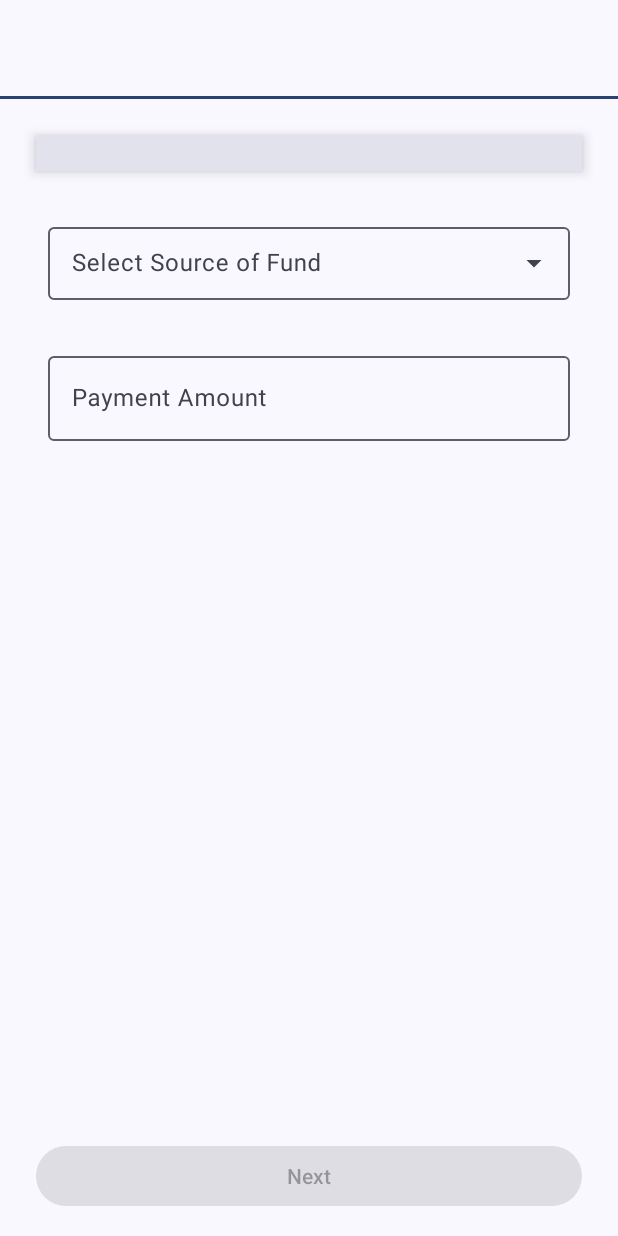
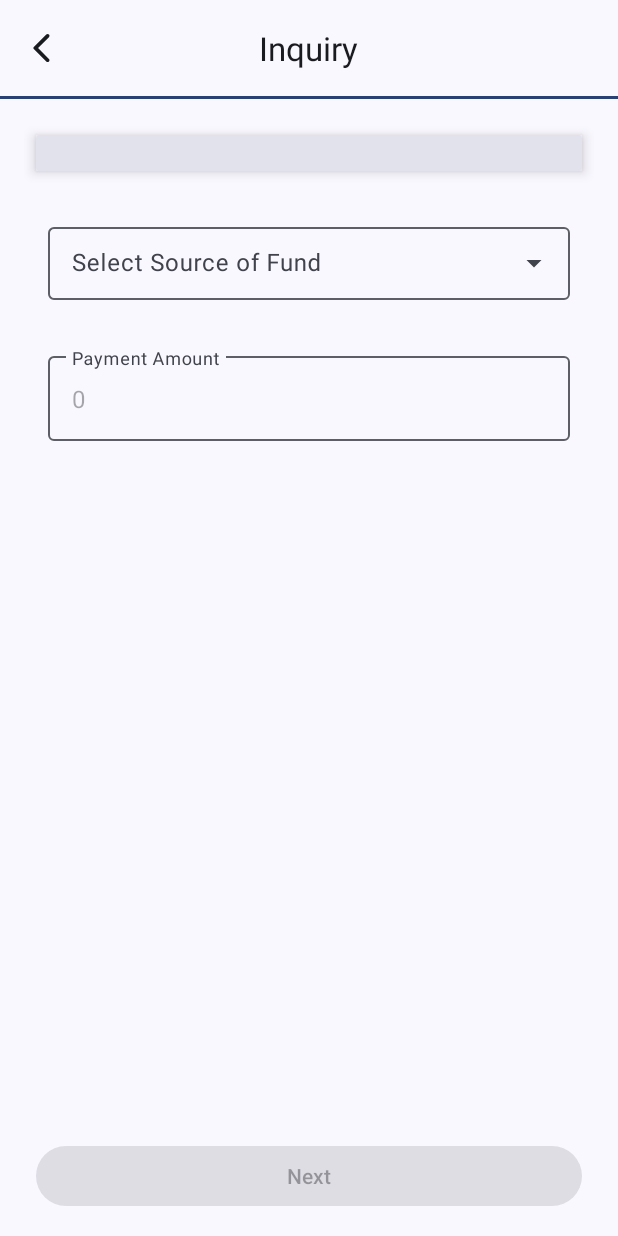
Before and after one commit to bayuds9/bni_assessment, an Android app: the InquiryActivity screen opened directly, with no data from a screen before it, on a phone screen of 412 x 824 dp. Run offline under Robolectric (Android 15) with nearby library versions, the phone set to English and light mode, and no system bars; our stand-ins replace Room's generated code.

Commit message:
enhance transaction

```diff
--- a/QrPaymentApp/app/src/main/AndroidManifest.xml
+++ b/QrPaymentApp/app/src/main/AndroidManifest.xml
@@ -29,9 +29,6 @@
             </intent-filter>
         </activity>
         <activity android:name=".presentation.screens.transaction.inquiry.InquiryActivity"
-            android:launchMode="singleTask"
-            android:exported="true"/>
-        <activity android:name=".presentation.screens.transaction.confirm.ConfirmActivity"
             android:exported="true"/>
         <activity android:name=".presentation.screens.transaction.receipt.ReceiptActivity"
             android:exported="true"/>
--- a/QrPaymentApp/app/src/main/java/id/flowerencee/qrpaymentapp/dependency/AppModule.kt
+++ b/QrPaymentApp/app/src/main/java/id/flowerencee/qrpaymentapp/dependency/AppModule.kt
@@ -22,6 +22,7 @@ import id.flowerencee.qrpaymentapp.domain.usecase.useraccount.UpdateAccountUseCa
 import id.flowerencee.qrpaymentapp.presentation.screens.main.dashboard.DashboardViewModel
 import id.flowerencee.qrpaymentapp.presentation.screens.main.scanner.ScannerViewModel
 import id.flowerencee.qrpaymentapp.presentation.screens.transaction.inquiry.InquiryViewModel
+import id.flowerencee.qrpaymentapp.presentation.screens.transaction.receipt.ReceiptViewModel
 import org.koin.android.ext.koin.androidContext
 import org.koin.androidx.viewmodel.dsl.viewModel
 import org.koin.dsl.module
@@ -125,7 +126,8 @@ val transactionUseCaseModule = module {
 val viewModelModule = module {
     viewModel { DashboardViewModel(get(), get()) }
     viewModel { ScannerViewModel() }
-    viewModel { InquiryViewModel(get(), get(), get(), get()) }
+    viewModel { InquiryViewModel(get(), get(), get()) }
+    viewModel { ReceiptViewModel(get(), get()) }
     /*viewModel { PaymentViewModel(get(), get()) }
     viewModel { MainViewModel() }
     viewModel { TransactionViewModel() }*/
--- a/QrPaymentApp/app/src/main/java/id/flowerencee/qrpaymentapp/presentation/screens/transaction/confirm/ConfirmActivity.kt
+++ /dev/null
@@ -1,6 +0,0 @@
-package id.flowerencee.qrpaymentapp.presentation.screens.transaction.confirm
-
-import id.flowerencee.qrpaymentapp.presentation.shared.support.BaseActivity
-
-class ConfirmActivity : BaseActivity() {
-}
--- a/QrPaymentApp/app/src/main/java/id/flowerencee/qrpaymentapp/presentation/screens/transaction/inquiry/InquiryViewModel.kt
+++ b/QrPaymentApp/app/src/main/java/id/flowerencee/qrpaymentapp/presentation/screens/transaction/inquiry/InquiryViewModel.kt
@@ -9,11 +9,11 @@ import androidx.lifecycle.viewModelScope
 import id.flowerencee.qrpaymentapp.data.entity.Transaction
 import id.flowerencee.qrpaymentapp.data.entity.UserAccount
 import id.flowerencee.qrpaymentapp.domain.usecase.transaction.AddTransactionUseCase
-import id.flowerencee.qrpaymentapp.domain.usecase.transaction.GetDetailTransactionUseCase
 import id.flowerencee.qrpaymentapp.domain.usecase.useraccount.GetAccountUseCase
 import id.flowerencee.qrpaymentapp.domain.usecase.useraccount.GetAllAccountUseCase
 import id.flowerencee.qrpaymentapp.presentation.shared.extension.reformatCurrency
 import id.flowerencee.qrpaymentapp.presentation.shared.`object`.TextLabel
+import id.flowerencee.qrpaymentapp.presentation.shared.support.DeLog
 import kotlinx.coroutines.Dispatchers
 import kotlinx.coroutines.launch
 import kotlinx.coroutines.withContext
@@ -21,15 +21,14 @@ import kotlinx.coroutines.withContext
 class InquiryViewModel(
     private val addTransactionUseCase: AddTransactionUseCase,
     private val getAccountUseCase: GetAccountUseCase,
-    private val getAllAccountUseCase: GetAllAccountUseCase,
-    private val getDetailTransactionUseCase: GetDetailTransactionUseCase
+    private val getAllAccountUseCase: GetAllAccountUseCase
 ) : ViewModel() {
-
-    private var _status = MutableLiveData<Boolean>()
-    val status: LiveData<Boolean> get() = _status
 
     private var _inquiryData = MutableLiveData<ArrayList<TextLabel>>()
     val inquiryData: LiveData<ArrayList<TextLabel>> get() = _inquiryData
+
+    private var _transactionId = MutableLiveData<Int>()
+    val transactionId: LiveData<Int> get() = _transactionId
 
     private var qrMetaData = ""
     private var accountData = UserAccount()
@@ -39,7 +38,19 @@ class InquiryViewModel(
     fun setQrData(qrData: String) {
         qrMetaData = qrData
         generateTransactionData()
+        qrMetaData.split(".").last().let {
+            try {
+                val origin = it.replace("[^0-9]".toRegex(), "")
+                amountValue = origin.toDouble()
+            } catch (e: NumberFormatException) {
+                e.printStackTrace()
+            } catch (e: Exception) {
+                e.printStackTrace()
+            }
+        }
     }
+
+    fun getBillerAmount() = amountValue.reformatCurrency()
 
     fun getSof() = liveData {
         getAllAccountUseCase.execute().collect() {
@@ -61,15 +72,13 @@ class InquiryViewModel(
     private fun generateTransactionData() {
         val list = ArrayList<TextLabel>()
         if (qrMetaData.isNotEmpty()) {
-            qrMetaData.split(".").forEachIndexed { index, rawValue ->
+            qrMetaData.split(".").forEachIndexed { index, value ->
                 val label = when (index) {
                     0 -> "Source of Bank"
                     1 -> "Transaction Number"
                     2 -> "Merchant Name"
-                    3 -> "Bill Amount"
                     else -> ""
                 }
-                val value = if (index == 3 && rawValue.isDigitsOnly()) rawValue.toDouble().reformatCurrency("Rp") else rawValue
                 if (label.isNotEmpty()) list.add(TextLabel(index, label, value))
             }
         }
@@ -94,25 +103,14 @@ class InquiryViewModel(
 
     fun executeTransaction() = viewModelScope.launch(Dispatchers.IO) {
         val transaction = Transaction(
+            transactionName = "Transaction Qr",
             transactionAmount = amountValue,
             transactionSource = accountData.id,
             transactionDestination = qrMetaData
         )
         val rowId = addTransactionUseCase.execute(transaction)
         withContext(Dispatchers.Main) {
-            _status.value = rowId > 0
-            generateReceipt(rowId.toInt())
-        }
-    }
-
-    private fun generateReceipt(rowId: Int) = viewModelScope.launch(Dispatchers.IO) {
-        getDetailTransactionUseCase.execute(rowId)?.let {
-            withContext(Dispatchers.Main){
-                qrMetaData = it.transactionDestination ?: ""
-                if (it.transactionAmount != null) amountValue = it.transactionAmount!!
-                if (it.transactionDestination != null && it.transactionDestination?.isDigitsOnly() == true) setSofData(it.transactionDestination!!.toInt())
-
-            }
+            _transactionId.value = rowId.toInt()
         }
     }
 
--- a/QrPaymentApp/app/src/main/java/id/flowerencee/qrpaymentapp/presentation/shared/custom/InputView.kt
+++ b/QrPaymentApp/app/src/main/java/id/flowerencee/qrpaymentapp/presentation/shared/custom/InputView.kt
@@ -42,7 +42,7 @@ class InputView : ConstraintLayout {
         init(context, attributeSet)
     }
 
-    enum class TYPE { TEXT, CURRENCY, DROPDOWN }
+    enum class TYPE { TEXT, CURRENCY, DROPDOWN, NUMBER }
     private var inputType = TYPE.TEXT
     private var currentCurrency = ""
     private var activity : Activity? = null
@@ -121,7 +121,10 @@ class InputView : ConstraintLayout {
             }
             TYPE.CURRENCY -> {
                 binding.etInput.inputType = InputType.TYPE_CLASS_NUMBER
+                binding.etInput.setText(data.toString())
+                binding.etInput.isEnabled = false
             }
+            TYPE.NUMBER -> binding.etInput.inputType = InputType.TYPE_CLASS_NUMBER
             TYPE.DROPDOWN -> {
                 when(data){
                     is List<*> -> {
@@ -149,6 +152,7 @@ class InputView : ConstraintLayout {
     fun getTextValue() = when(inputType){
         TYPE.CURRENCY -> binding.etInput.text.toString().trim().replace(".", "")
         TYPE.DROPDOWN -> binding.actInput.text.toString()
+        TYPE.NUMBER -> binding.etInput.text.toString().trim().replace("([^0-9.,])+".toRegex(), "")
         else -> binding.etInput.text.toString().trim()
     }
 
--- /dev/null
+++ b/QrPaymentApp/app/src/main/res/drawable/round_arrow_back.xml
@@ -0,0 +1,5 @@
+<vector android:autoMirrored="true" android:height="24dp"
+    android:tint="?attr/colorOnSurface" android:viewportHeight="24"
+    android:viewportWidth="24" android:width="24dp" xmlns:android="http://schemas.android.com/apk/res/android">
+    <path android:fillColor="?attr/colorOnSurface" android:pathData="M16.62,2.99c-0.49,-0.49 -1.28,-0.49 -1.77,0L6.54,11.3c-0.39,0.39 -0.39,1.02 0,1.41l8.31,8.31c0.49,0.49 1.28,0.49 1.77,0s0.49,-1.28 0,-1.77L9.38,12l7.25,-7.25c0.48,-0.48 0.48,-1.28 -0.01,-1.76z"/>
+</vector>
--- a/QrPaymentApp/app/src/main/res/drawable/round_delete_outline.xml
+++ b/QrPaymentApp/app/src/main/res/drawable/round_delete_outline.xml
@@ -1,5 +1,5 @@
-<vector android:height="24dp" android:tint="#000000"
+<vector android:height="24dp" android:tint="?attr/colorOnSurface"
     android:viewportHeight="24" android:viewportWidth="24"
     android:width="24dp" xmlns:android="http://schemas.android.com/apk/res/android">
-    <path android:fillColor="@android:color/white" android:pathData="M6,19c0,1.1 0.9,2 2,2h8c1.1,0 2,-0.9 2,-2L18,9c0,-1.1 -0.9,-2 -2,-2L8,7c-1.1,0 -2,0.9 -2,2v10zM9,9h6c0.55,0 1,0.45 1,1v8c0,0.55 -0.45,1 -1,1L9,19c-0.55,0 -1,-0.45 -1,-1v-8c0,-0.55 0.45,-1 1,-1zM15.5,4l-0.71,-0.71c-0.18,-0.18 -0.44,-0.29 -0.7,-0.29L9.91,3c-0.26,0 -0.52,0.11 -0.7,0.29L8.5,4L6,4c-0.55,0 -1,0.45 -1,1s0.45,1 1,1h12c0.55,0 1,-0.45 1,-1s-0.45,-1 -1,-1h-2.5z"/>
+    <path android:fillColor="?attr/colorOnSurface" android:pathData="M6,19c0,1.1 0.9,2 2,2h8c1.1,0 2,-0.9 2,-2L18,9c0,-1.1 -0.9,-2 -2,-2L8,7c-1.1,0 -2,0.9 -2,2v10zM9,9h6c0.55,0 1,0.45 1,1v8c0,0.55 -0.45,1 -1,1L9,19c-0.55,0 -1,-0.45 -1,-1v-8c0,-0.55 0.45,-1 1,-1zM15.5,4l-0.71,-0.71c-0.18,-0.18 -0.44,-0.29 -0.7,-0.29L9.91,3c-0.26,0 -0.52,0.11 -0.7,0.29L8.5,4L6,4c-0.55,0 -1,0.45 -1,1s0.45,1 1,1h12c0.55,0 1,-0.45 1,-1s-0.45,-1 -1,-1h-2.5z"/>
 </vector>
--- a/QrPaymentApp/app/src/main/res/layout/layout_text_fields.xml
+++ b/QrPaymentApp/app/src/main/res/layout/layout_text_fields.xml
@@ -15,6 +15,32 @@
         app:layout_constraintTop_toTopOf="parent"
         app:layout_constraintStart_toStartOf="parent"
         app:layout_constraintEnd_toEndOf="parent">
+
+        <LinearLayout
+            android:orientation="vertical"
+            android:background="?attr/colorSurfaceVariant"
+            android:layout_width="match_parent"
+            android:layout_height="wrap_content">
+            <TextView
+                android:id="@+id/tvStatus"
+                tools:text="Transaction Success"
+                android:layout_marginTop="8dp"
+                android:visibility="gone"
+                tools:visibility="visible"
+                android:textColor="?attr/colorSecondary"
+                android:textAlignment="center"
+                android:layout_width="match_parent"
+                android:layout_height="wrap_content"/>
+            <TextView
+                android:id="@+id/tvDateTime"
+                tools:text="1239892130"
+                android:visibility="gone"
+                tools:visibility="visible"
+                android:textAlignment="center"
+                android:layout_marginBottom="16dp"
+                android:layout_width="match_parent"
+                android:layout_height="wrap_content"/>
+
             <androidx.recyclerview.widget.RecyclerView
                 android:id="@+id/rvItems"
                 android:paddingBottom="16dp"
@@ -23,9 +49,9 @@
                 tools:itemCount="4"
                 tools:listitem="@layout/item_text_field"
                 android:overScrollMode="never"
-            android:background="?attr/colorSurfaceVariant"
                 android:layout_width="match_parent"
                 android:layout_height="wrap_content"/>
+        </LinearLayout>
 
     </androidx.cardview.widget.CardView>
 
--- a/QrPaymentApp/app/src/main/res/values/strings.xml
+++ b/QrPaymentApp/app/src/main/res/values/strings.xml
@@ -10,8 +10,12 @@
     <string name="menu_cashflow">Cash Flow</string>
     <string name="menu_about">About</string>
     <string name="confirm">Confirm</string>
+    <string name="inquiry">Inquiry</string>
     <string name="confirmation">Confirmation</string>
     <string name="receipt">Receipt</string>
+    <string name="transaction_status">Transaction %s</string>
+    <string name="success">Success</string>
+    <string name="failed">Failed</string>
 
     <string name="attention">Attention!</string>
     <string name="warning">Warning!</string>
@@ -21,9 +25,11 @@
 
     <string name="payment_amount">Payment Amount</string>
     <string name="select_sof">Select Source of Fund</string>
+    <string name="finish_challenge">Finish this challenge to continue</string>
 
     <string name="sure">Sure</string>
     <string name="cancel">Cancel</string>
+    <string name="submit">Submit</string>
     <string name="yes">Yes</string>
     <string name="no">No</string>
     <string name="open_setting">Open Setting</string>
```
Also changed, not shown: QrPaymentApp/app/src/main/java/id/flowerencee/qrpaymentapp/presentation/screens/main/scanner/ScannerFragment.kt (+7 -4 lines), QrPaymentApp/app/src/main/java/id/flowerencee/qrpaymentapp/presentation/screens/transaction/inquiry/InquiryActivity.kt (+33 -22 lines), QrPaymentApp/app/src/main/java/id/flowerencee/qrpaymentapp/presentation/screens/transaction/receipt/ReceiptActivity.kt (+52 -0 lines), QrPaymentApp/app/src/main/java/id/flowerencee/qrpaymentapp/presentation/screens/transaction/receipt/ReceiptViewModel.kt (added, +74 -0 lines), QrPaymentApp/app/src/main/java/id/flowerencee/qrpaymentapp/presentation/shared/custom/SharedDialog.kt (+35 -0 lines), QrPaymentApp/app/src/main/java/id/flowerencee/qrpaymentapp/presentation/shared/custom/TextFieldView.kt (+15 -0 lines), QrPaymentApp/app/src/main/res/layout/activity_receipt.xml (added, +48 -0 lines), QrPaymentApp/app/src/main/res/layout/dialog_challenge.xml (added, +25 -0 lines). Lines whose indentation alone changed are shown as unchanged.
